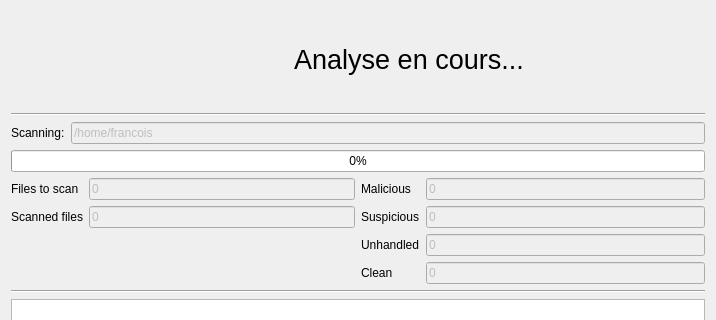
Qt form gui/qt/ui/scanwidget.ui (armadito/armadito-av) before a commit; both pictures show x 0 to 716 and y 0 to 320 of the 716 by 694 pixel window.
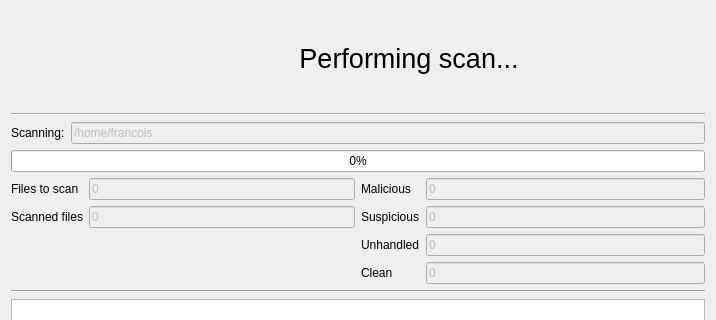
The same form after that commit. Icons and pictures are not drawn.

```diff
--- a/gui/qt/ui/scanwidget.ui
+++ b/gui/qt/ui/scanwidget.ui
@@ -14,7 +14,7 @@
    </rect>
   </property>
   <property name="sizePolicy">
-   <sizepolicy hsizetype="Fixed" vsizetype="Fixed">
+   <sizepolicy hsizetype="Expanding" vsizetype="Fixed">
     <horstretch>0</horstretch>
     <verstretch>0</verstretch>
    </sizepolicy>
@@ -94,8 +94,8 @@
        </item>
        <item>
         <layout class="QVBoxLayout" name="verticalLayout_3">
-         <item>
-          <widget class="QLabel" name="label_5">
+         <item alignment="Qt::AlignVCenter">
+          <widget class="QLabel" name="Title">
            <property name="sizePolicy">
             <sizepolicy hsizetype="Preferred" vsizetype="Preferred">
              <horstretch>0</horstretch>
@@ -111,7 +111,7 @@
             <bool>false</bool>
            </property>
            <property name="text">
-            <string>Analyse en cours...</string>
+            <string>&lt;html&gt;&lt;head/&gt;&lt;body&gt;&lt;p&gt;Performing scan...&lt;/p&gt;&lt;/body&gt;&lt;/html&gt;</string>
            </property>
            <property name="scaledContents">
             <bool>false</bool>
```
Left out of the diff: 2 changed lines with no effect on the pictures.
